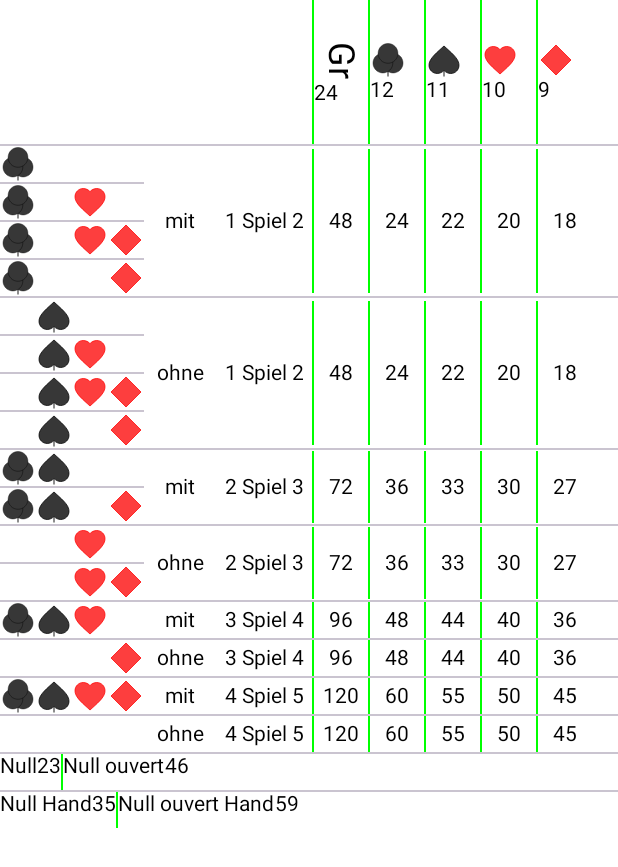
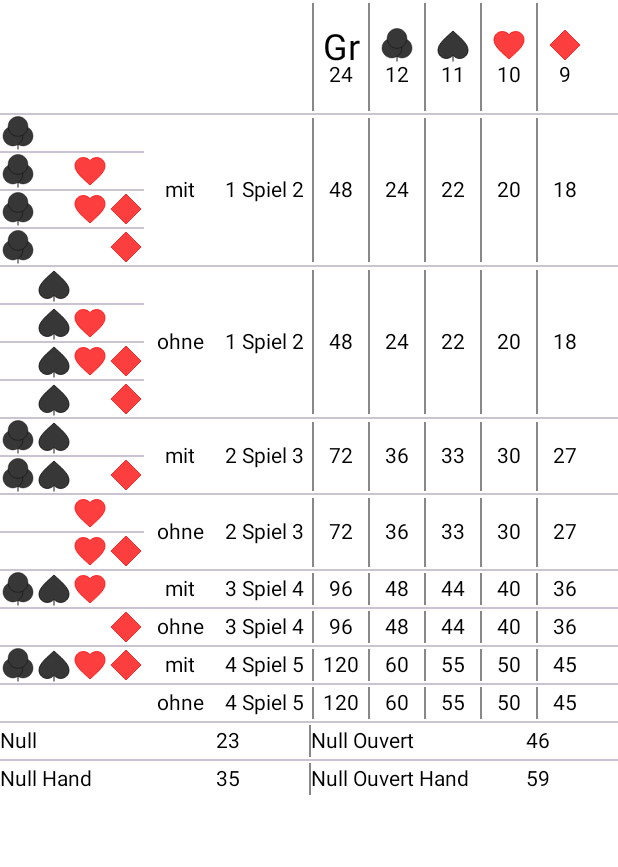
Before and after one commit to stlcschu/skatCalculator, an Android app built with Jetpack Compose: the @Preview function SkatTablePreview, on a phone screen of 412 x 824 dp. Shown: the top 867 px of the screen. Run offline under Robolectric (Android 15) with nearby library versions, the phone set to English and light mode, and no system bars.

Commit message:
[IMPROVED] UI
* Finished SkatTable UI

```diff
--- a/app/src/main/java/com/example/skatcalculator/composables/SkatTable.kt
+++ b/app/src/main/java/com/example/skatcalculator/composables/SkatTable.kt
@@ -2,12 +2,14 @@ package com.example.skatcalculator.composables
 
 import androidx.compose.foundation.Image
 import androidx.compose.foundation.layout.Arrangement
+import androidx.compose.foundation.layout.Box
 import androidx.compose.foundation.layout.Column
 import androidx.compose.foundation.layout.Row
 import androidx.compose.foundation.layout.Spacer
 import androidx.compose.foundation.layout.fillMaxHeight
 import androidx.compose.foundation.layout.fillMaxWidth
 import androidx.compose.foundation.layout.height
+import androidx.compose.foundation.layout.padding
 import androidx.compose.foundation.layout.size
 import androidx.compose.foundation.layout.width
 import androidx.compose.material3.Divider
@@ -29,60 +31,67 @@ fun SkatTable() {
     Column {
         Row(
             horizontalArrangement = Arrangement.Center,
-            verticalAlignment = Alignment.CenterVertically
+            verticalAlignment = Alignment.CenterVertically,
+            modifier = Modifier.height(75.dp)
         ) {
             Spacer(modifier = Modifier.width(208.dp))
-            Divider(color = Color.Green, modifier = Modifier
-                .height(96.dp)
+            Divider(color = Color.Gray, modifier = Modifier
+                .height(72.dp)
                 .width(1.dp))
             Column(
-                modifier = Modifier.width(36.dp)
-            ) {
-                Column(
-                    modifier = Modifier.rotate(90f)
+                modifier = Modifier
+                    .width(36.dp)
+                    .fillMaxWidth(),
+                horizontalAlignment = Alignment.CenterHorizontally
             ) {
                 Text(
                     text = "Grand",
                     maxLines = 1,
-                        modifier = Modifier.fillMaxWidth(),
+                    modifier = Modifier.height(24.dp),
                     textAlign = TextAlign.Center,
                     fontSize = 3.em
                 )
+                Text(
+//                    modifier = Modifier.padding(5.dp),
+                    text = "24"
+                )
             }
-                Text(text = "24")
-            }
-            Divider(color = Color.Green, modifier = Modifier
-                .height(96.dp)
+            Divider(color = Color.Gray, modifier = Modifier
+                .height(72.dp)
                 .width(1.dp))
             Column(
-                modifier = Modifier.width(36.dp)
+                modifier = Modifier.width(36.dp),
+                horizontalAlignment = Alignment.CenterHorizontally
             ) {
                 Image(painter = painterResource(id = R.drawable.symbol_cross), contentDescription = "Crosses symbol")
                 Text(text = "12")
             }
-            Divider(color = Color.Green, modifier = Modifier
-                .height(96.dp)
+            Divider(color = Color.Gray, modifier = Modifier
+                .height(72.dp)
                 .width(1.dp))
             Column(
-                modifier = Modifier.width(36.dp)
+                modifier = Modifier.width(36.dp),
+                horizontalAlignment = Alignment.CenterHorizontally
             ) {
                 Image(painter = painterResource(id = R.drawable.symbol_spade), contentDescription = "Spades symbol")
                 Text(text = "11")
             }
-            Divider(color = Color.Green, modifier = Modifier
-                .height(96.dp)
+            Divider(color = Color.Gray, modifier = Modifier
+                .height(72.dp)
                 .width(1.dp))
             Column(
-                modifier = Modifier.width(36.dp)
+                modifier = Modifier.width(36.dp),
+                horizontalAlignment = Alignment.CenterHorizontally
             ) {
                 Image(painter = painterResource(id = R.drawable.symbol_heart), contentDescription = "Heart symbol")
                 Text(text = "10")
             }
-            Divider(color = Color.Green, modifier = Modifier
-                .height(96.dp)
+            Divider(color = Color.Gray, modifier = Modifier
+                .height(72.dp)
                 .width(1.dp))
             Column(
-                modifier = Modifier.width(36.dp)
+                modifier = Modifier.width(36.dp),
+                horizontalAlignment = Alignment.CenterHorizontally
             ) {
                 Image(painter = painterResource(id = R.drawable.symbol_diamond), contentDescription = "Diamond symbol")
                 Text(text = "9")
@@ -126,23 +135,23 @@ fun SkatTable() {
             }
             Text(text = "mit", modifier = Modifier.width(48.dp), textAlign = TextAlign.Center)
             Text(text = "1 Spiel 2", modifier = Modifier.width(64.dp), textAlign = TextAlign.Center)
-            Divider(color = Color.Green, modifier = Modifier
+            Divider(color = Color.Gray, modifier = Modifier
                 .height(96.dp)
                 .width(1.dp))
             Text(text = "48", modifier = Modifier.width(36.dp), textAlign = TextAlign.Center)
-            Divider(color = Color.Green, modifier = Modifier
+            Divider(color = Color.Gray, modifier = Modifier
                 .height(96.dp)
                 .width(1.dp))
             Text(text = "24", modifier = Modifier.width(36.dp), textAlign = TextAlign.Center)
-            Divider(color = Color.Green, modifier = Modifier
+            Divider(color = Color.Gray, modifier = Modifier
                 .height(96.dp)
                 .width(1.dp))
             Text(text = "22", modifier = Modifier.width(36.dp), textAlign = TextAlign.Center)
-            Divider(color = Color.Green, modifier = Modifier
+            Divider(color = Color.Gray, modifier = Modifier
                 .height(96.dp)
                 .width(1.dp))
             Text(text = "20", modifier = Modifier.width(36.dp), textAlign = TextAlign.Center)
-            Divider(color = Color.Green, modifier = Modifier
+            Divider(color = Color.Gray, modifier = Modifier
                 .height(96.dp)
                 .width(1.dp))
             Text(text = "18", modifier = Modifier.width(36.dp), textAlign = TextAlign.Center)
@@ -185,23 +194,23 @@ fun SkatTable() {
             }
             Text(text = "ohne", modifier = Modifier.width(48.dp), textAlign = TextAlign.Center)
             Text(text = "1 Spiel 2", modifier = Modifier.width(64.dp), textAlign = TextAlign.Center)
-            Divider(color = Color.Green, modifier = Modifier
+            Divider(color = Color.Gray, modifier = Modifier
                 .height(96.dp)
                 .width(1.dp))
             Text(text = "48", modifier = Modifier.width(36.dp), textAlign = TextAlign.Center)
-            Divider(color = Color.Green, modifier = Modifier
+            Divider(color = Color.Gray, modifier = Modifier
                 .height(96.dp)
                 .width(1.dp))
             Text(text = "24", modifier = Modifier.width(36.dp), textAlign = TextAlign.Center)
-            Divider(color = Color.Green, modifier = Modifier
+            Divider(color = Color.Gray, modifier = Modifier
                 .height(96.dp)
                 .width(1.dp))
             Text(text = "22", modifier = Modifier.width(36.dp), textAlign = TextAlign.Center)
-            Divider(color = Color.Green, modifier = Modifier
+            Divider(color = Color.Gray, modifier = Modifier
                 .height(96.dp)
                 .width(1.dp))
             Text(text = "20", modifier = Modifier.width(36.dp), textAlign = TextAlign.Center)
-            Divider(color = Color.Green, modifier = Modifier
+            Divider(color = Color.Gray, modifier = Modifier
                 .height(96.dp)
                 .width(1.dp))
             Text(text = "18", modifier = Modifier.width(36.dp), textAlign = TextAlign.Center)
@@ -230,24 +239,24 @@ fun SkatTable() {
             }
             Text(text = "mit", modifier = Modifier.width(48.dp), textAlign = TextAlign.Center)
             Text(text = "2 Spiel 3", modifier = Modifier.width(64.dp), textAlign = TextAlign.Center)
-            Divider(color = Color.Green, modifier = Modifier
-                .height(48.dp)
+            Divider(color = Color.Gray, modifier = Modifier
+                .height(46.dp)
                 .width(1.dp))
             Text(text = "72", modifier = Modifier.width(36.dp), textAlign = TextAlign.Center)
-            Divider(color = Color.Green, modifier = Modifier
-                .height(48.dp)
+            Divider(color = Color.Gray, modifier = Modifier
+                .height(46.dp)
                 .width(1.dp))
             Text(text = "36", modifier = Modifier.width(36.dp), textAlign = TextAlign.Center)
-            Divider(color = Color.Green, modifier = Modifier
-                .height(48.dp)
+            Divider(color = Color.Gray, modifier = Modifier
+                .height(46.dp)
                 .width(1.dp))
             Text(text = "33", modifier = Modifier.width(36.dp), textAlign = TextAlign.Center)
-            Divider(color = Color.Green, modifier = Modifier
-                .height(48.dp)
+            Divider(color = Color.Gray, modifier = Modifier
+                .height(46.dp)
                 .width(1.dp))
             Text(text = "30", modifier = Modifier.width(36.dp), textAlign = TextAlign.Center)
-            Divider(color = Color.Green, modifier = Modifier
-                .height(48.dp)
+            Divider(color = Color.Gray, modifier = Modifier
+                .height(46.dp)
                 .width(1.dp))
             Text(text = "27", modifier = Modifier.width(36.dp), textAlign = TextAlign.Center)
         }
@@ -275,24 +284,24 @@ fun SkatTable() {
             }
             Text(text = "ohne", modifier = Modifier.width(48.dp), textAlign = TextAlign.Center)
             Text(text = "2 Spiel 3", modifier = Modifier.width(64.dp), textAlign = TextAlign.Center)
-            Divider(color = Color.Green, modifier = Modifier
-                .height(48.dp)
+            Divider(color = Color.Gray, modifier = Modifier
+                .height(46.dp)
                 .width(1.dp))
             Text(text = "72", modifier = Modifier.width(36.dp), textAlign = TextAlign.Center)
-            Divider(color = Color.Green, modifier = Modifier
-                .height(48.dp)
+            Divider(color = Color.Gray, modifier = Modifier
+                .height(46.dp)
                 .width(1.dp))
             Text(text = "36", modifier = Modifier.width(36.dp), textAlign = TextAlign.Center)
-            Divider(color = Color.Green, modifier = Modifier
-                .height(48.dp)
+            Divider(color = Color.Gray, modifier = Modifier
+                .height(46.dp)
                 .width(1.dp))
             Text(text = "33", modifier = Modifier.width(36.dp), textAlign = TextAlign.Center)
-            Divider(color = Color.Green, modifier = Modifier
-                .height(48.dp)
+            Divider(color = Color.Gray, modifier = Modifier
+                .height(46.dp)
                 .width(1.dp))
             Text(text = "30", modifier = Modifier.width(36.dp), textAlign = TextAlign.Center)
-            Divider(color = Color.Green, modifier = Modifier
-                .height(48.dp)
+            Divider(color = Color.Gray, modifier = Modifier
+                .height(46.dp)
                 .width(1.dp))
             Text(text = "27", modifier = Modifier.width(36.dp), textAlign = TextAlign.Center)
         }
@@ -313,24 +322,24 @@ fun SkatTable() {
             }
             Text(text = "mit", modifier = Modifier.width(48.dp), textAlign = TextAlign.Center)
             Text(text = "3 Spiel 4", modifier = Modifier.width(64.dp), textAlign = TextAlign.Center)
-            Divider(color = Color.Green, modifier = Modifier
-                .height(24.dp)
+            Divider(color = Color.Gray, modifier = Modifier
+                .height(21.dp)
                 .width(1.dp))
             Text(text = "96", modifier = Modifier.width(36.dp), textAlign = TextAlign.Center)
-            Divider(color = Color.Green, modifier = Modifier
-                .height(24.dp)
+            Divider(color = Color.Gray, modifier = Modifier
+                .height(21.dp)
                 .width(1.dp))
             Text(text = "48", modifier = Modifier.width(36.dp), textAlign = TextAlign.Center)
-            Divider(color = Color.Green, modifier = Modifier
-                .height(24.dp)
+            Divider(color = Color.Gray, modifier = Modifier
+                .height(21.dp)
                 .width(1.dp))
             Text(text = "44", modifier = Modifier.width(36.dp), textAlign = TextAlign.Center)
-            Divider(color = Color.Green, modifier = Modifier
-                .height(24.dp)
+            Divider(color = Color.Gray, modifier = Modifier
+                .height(21.dp)
                 .width(1.dp))
             Text(text = "40", modifier = Modifier.width(36.dp), textAlign = TextAlign.Center)
-            Divider(color = Color.Green, modifier = Modifier
-                .height(24.dp)
+            Divider(color = Color.Gray, modifier = Modifier
+                .height(21.dp)
                 .width(1.dp))
             Text(text = "36", modifier = Modifier.width(36.dp), textAlign = TextAlign.Center)
         }
@@ -351,24 +360,24 @@ fun SkatTable() {
             }
             Text(text = "ohne", modifier = Modifier.width(48.dp), textAlign = TextAlign.Center)
             Text(text = "3 Spiel 4", modifier = Modifier.width(64.dp), textAlign = TextAlign.Center)
-            Divider(color = Color.Green, modifier = Modifier
-                .height(24.dp)
+            Divider(color = Color.Gray, modifier = Modifier
+                .height(21.dp)
                 .width(1.dp))
             Text(text = "96", modifier = Modifier.width(36.dp), textAlign = TextAlign.Center)
-            Divider(color = Color.Green, modifier = Modifier
-                .height(24.dp)
+            Divider(color = Color.Gray, modifier = Modifier
+                .height(21.dp)
                 .width(1.dp))
             Text(text = "48", modifier = Modifier.width(36.dp), textAlign = TextAlign.Center)
-            Divider(color = Color.Green, modifier = Modifier
-                .height(24.dp)
+            Divider(color = Color.Gray, modifier = Modifier
+                .height(21.dp)
                 .width(1.dp))
             Text(text = "44", modifier = Modifier.width(36.dp), textAlign = TextAlign.Center)
-            Divider(color = Color.Green, modifier = Modifier
-                .height(24.dp)
+            Divider(color = Color.Gray, modifier = Modifier
+                .height(21.dp)
                 .width(1.dp))
             Text(text = "40", modifier = Modifier.width(36.dp), textAlign = TextAlign.Center)
-            Divider(color = Color.Green, modifier = Modifier
-                .height(24.dp)
+            Divider(color = Color.Gray, modifier = Modifier
+                .height(21.dp)
                 .width(1.dp))
             Text(text = "36", modifier = Modifier.width(36.dp), textAlign = TextAlign.Center)
         }
@@ -389,24 +398,24 @@ fun SkatTable() {
             }
             Text(text = "mit", modifier = Modifier.width(48.dp), textAlign = TextAlign.Center)
             Text(text = "4 Spiel 5", modifier = Modifier.width(64.dp), textAlign = TextAlign.Center)
-            Divider(color = Color.Green, modifier = Modifier
-                .height(24.dp)
+            Divider(color = Color.Gray, modifier = Modifier
+                .height(21.dp)
                 .width(1.dp))
             Text(text = "120", modifier = Modifier.width(36.dp), textAlign = TextAlign.Center)
-            Divider(color = Color.Green, modifier = Modifier
-                .height(24.dp)
+            Divider(color = Color.Gray, modifier = Modifier
+                .height(21.dp)
                 .width(1.dp))
             Text(text = "60", modifier = Modifier.width(36.dp), textAlign = TextAlign.Center)
-            Divider(color = Color.Green, modifier = Modifier
-                .height(24.dp)
+            Divider(color = Color.Gray, modifier = Modifier
+                .height(21.dp)
                 .width(1.dp))
             Text(text = "55", modifier = Modifier.width(36.dp), textAlign = TextAlign.Center)
-            Divider(color = Color.Green, modifier = Modifier
-                .height(24.dp)
+            Divider(color = Color.Gray, modifier = Modifier
+                .height(21.dp)
                 .width(1.dp))
             Text(text = "50", modifier = Modifier.width(36.dp), textAlign = TextAlign.Center)
-            Divider(color = Color.Green, modifier = Modifier
-                .height(24.dp)
+            Divider(color = Color.Gray, modifier = Modifier
+                .height(21.dp)
                 .width(1.dp))
             Text(text = "45", modifier = Modifier.width(36.dp), textAlign = TextAlign.Center)
         }
@@ -427,48 +436,118 @@ fun SkatTable() {
             }
             Text(text = "ohne", modifier = Modifier.width(48.dp), textAlign = TextAlign.Center)
             Text(text = "4 Spiel 5", modifier = Modifier.width(64.dp), textAlign = TextAlign.Center)
-            Divider(color = Color.Green, modifier = Modifier
-                .height(24.dp)
+            Divider(color = Color.Gray, modifier = Modifier
+                .height(21.dp)
                 .width(1.dp))
             Text(text = "120", modifier = Modifier.width(36.dp), textAlign = TextAlign.Center)
-            Divider(color = Color.Green, modifier = Modifier
-                .height(24.dp)
+            Divider(color = Color.Gray, modifier = Modifier
+                .height(21.dp)
                 .width(1.dp))
             Text(text = "60", modifier = Modifier.width(36.dp), textAlign = TextAlign.Center)
-            Divider(color = Color.Green, modifier = Modifier
-                .height(24.dp)
+            Divider(color = Color.Gray, modifier = Modifier
+                .height(21.dp)
                 .width(1.dp))
             Text(text = "55", modifier = Modifier.width(36.dp), textAlign = TextAlign.Center)
-            Divider(color = Color.Green, modifier = Modifier
-                .height(24.dp)
+            Divider(color = Color.Gray, modifier = Modifier
+                .height(21.dp)
                 .width(1.dp))
             Text(text = "50", modifier = Modifier.width(36.dp), textAlign = TextAlign.Center)
-            Divider(color = Color.Green, modifier = Modifier
-                .height(24.dp)
+            Divider(color = Color.Gray, modifier = Modifier
+                .height(21.dp)
                 .width(1.dp))
             Text(text = "45", modifier = Modifier.width(36.dp), textAlign = TextAlign.Center)
         }
         Divider()
         Row(
+            modifier = Modifier.fillMaxWidth(),
+            horizontalArrangement = Arrangement.Center,
+            verticalAlignment = Alignment.CenterVertically
+        ) {
+            Box(
+                modifier = Modifier.fillMaxWidth(0.5f).height(24.dp)
+            ) {
+                Row (
+                    modifier = Modifier.fillMaxHeight(),
+                    horizontalArrangement = Arrangement.Center,
+                    verticalAlignment = Alignment.CenterVertically
+                ) {
+                    Text(
+                        text = "Null",
+                        modifier = Modifier.fillMaxWidth(0.7f)
+                    )
+                    Text(
+                        text = "23",
                         modifier = Modifier.fillMaxWidth()
+                    )
+                }
+            }
+            Divider(color = Color.Gray, modifier = Modifier
+                .height(21.dp)
+                .width(1.dp))
+            Box(
+                modifier = Modifier.fillMaxWidth().height(24.dp)
             ) {
-            Text(text = "Null")
-            Text(text = "23")
-            Divider(color = Color.Green, modifier = Modifier
-                .height(24.dp)
-                .width(1.dp))
-            Text(text = "Null ouvert")
-            Text(text = "46")
+                Row (
+                    modifier = Modifier.fillMaxHeight(),
+                    horizontalArrangement = Arrangement.Center,
+                    verticalAlignment = Alignment.CenterVertically
+                ) {
+                    Text(
+                        text = "Null Ouvert",
+                        modifier = Modifier.fillMaxWidth(0.7f)
+                    )
+                    Text(
+                        text = "46",
+                        modifier = Modifier.fillMaxWidth()
+                    )
+                }
+            }
         }
         Divider()
-        Row() {
-            Text(text = "Null Hand")
-            Text(text = "35")
-            Divider(color = Color.Green, modifier = Modifier
-                .height(24.dp)
+        Row(
+            modifier = Modifier.fillMaxWidth(),
+            horizontalArrangement = Arrangement.Center,
+            verticalAlignment = Alignment.CenterVertically
+        ) {
+            Box(
+                modifier = Modifier.fillMaxWidth(0.5f).height(24.dp),
+            ) {
+                Row(
+                    modifier = Modifier.fillMaxHeight(),
+                    horizontalArrangement = Arrangement.Center,
+                    verticalAlignment = Alignment.CenterVertically
+                ) {
+                    Text(
+                        text = "Null Hand",
+                        modifier = Modifier.fillMaxWidth(0.7f)
+                    )
+                    Text(
+                        text = "35",
+                        modifier = Modifier.fillMaxWidth()
+                    )
+                }
+            }
+            Divider(color = Color.Gray, modifier = Modifier
+                .height(21.dp)
                 .width(1.dp))
-            Text(text = "Null ouvert Hand")
-            Text(text = "59")
+            Box(
+                modifier = Modifier.fillMaxWidth().height(24.dp)
+            ) {
+                Row (
+                    modifier = Modifier.fillMaxHeight(),
+                    horizontalArrangement = Arrangement.Center,
+                    verticalAlignment = Alignment.CenterVertically
+                ) {
+                    Text(
+                        text = "Null Ouvert Hand",
+                        modifier = Modifier.fillMaxWidth(0.7f)
+                    )
+                    Text(
+                        text = "59",
+                        modifier = Modifier.fillMaxWidth()
+                    )
+                }
+            }
         }
     }
 }
```
Lines whose indentation alone changed are shown as unchanged.
